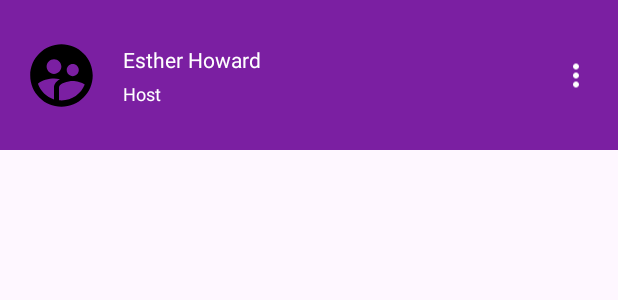
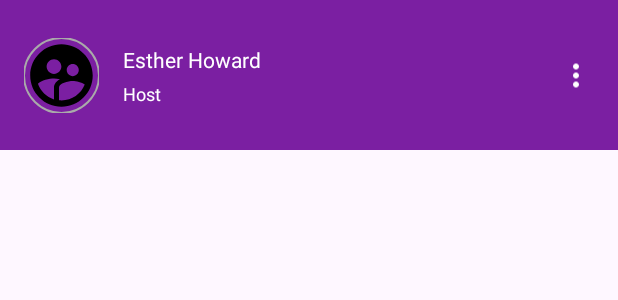
Before and after one commit to neerajdev123/Appadore-Test, an Android app: the layout layout_meeting_header.xml on its own in the app's theme, with its tools: preview values and no code run, on a phone screen of 412 x 824 dp. Shown: the top 300 px of the screen. Run offline under Robolectric (Android 15) with nearby library versions, the phone set to English and light mode, and no system bars.

Commit message:
add view model

```diff
--- a/app/build.gradle.kts
+++ b/app/build.gradle.kts
@@ -47,6 +47,7 @@ dependencies {
     implementation("androidx.appcompat:appcompat:1.6.1")
     implementation("com.google.android.material:material:1.11.0")
     implementation("androidx.constraintlayout:constraintlayout:2.1.4")
+
     //navigation
     implementation("androidx.navigation:navigation-fragment-ktx:2.3.5")
     implementation("androidx.navigation:navigation-ui-ktx:2.3.5")
@@ -57,6 +58,11 @@ dependencies {
 
     //video view
     implementation("com.alphamovie.library:alpha-movie:1.2.1")
+
+    //viewmodel
+    implementation("androidx.lifecycle:lifecycle-viewmodel-ktx:2.3.1")
+
     androidTestImplementation("androidx.test.ext:junit:1.1.5")
     androidTestImplementation("androidx.test.espresso:espresso-core:3.5.1")
+
 }
--- a/app/src/main/java/com/example/myapplication/data/StaticDataSource.kt
+++ b/app/src/main/java/com/example/myapplication/data/StaticDataSource.kt
@@ -3,11 +3,13 @@ package com.example.myapplication.data
 import com.example.myapplication.R
 import com.example.myapplication.model.Comment
 import com.example.myapplication.model.Participant
+import com.example.myapplication.model.User
 
 object StaticDataSource {
 
    val dummyParticipants = getParticipants()
    val dummyComments = getComments()
+   val dummyUser = User("Esther Howard", "Host", R.drawable.dp7)
 
 }
 
--- a/app/src/main/res/layout/layout_meeting_header.xml
+++ b/app/src/main/res/layout/layout_meeting_header.xml
@@ -5,7 +5,7 @@
     xmlns:app="http://schemas.android.com/apk/res-auto"
     android:background="@color/purple_700">
 
-    <androidx.appcompat.widget.AppCompatImageView
+    <com.google.android.material.imageview.ShapeableImageView
         android:id="@+id/img_profile"
         android:layout_width="@dimen/header_profile_size"
         android:layout_height="@dimen/header_profile_size"
@@ -14,6 +14,9 @@
         app:layout_constraintBottom_toBottomOf="parent"
         android:src="@drawable/baseline_supervised_user_circle_24"
         android:layout_marginStart="@dimen/common_padding_16_dp"
+        app:strokeWidth="1dp"
+        app:strokeColor="@android:color/darker_gray"
+        app:shapeAppearanceOverlay="@style/circleImageView"
         />
 
     <androidx.appcompat.widget.AppCompatTextView
```
Also changed, not shown: app/src/main/java/com/example/myapplication/model/User.kt (added, +7 -0 lines), app/src/main/java/com/example/myapplication/view/MeetingFragment.kt (+25 -8 lines), app/src/main/java/com/example/myapplication/viewmodel/MeetingViewModel.kt (added, +20 -0 lines).
